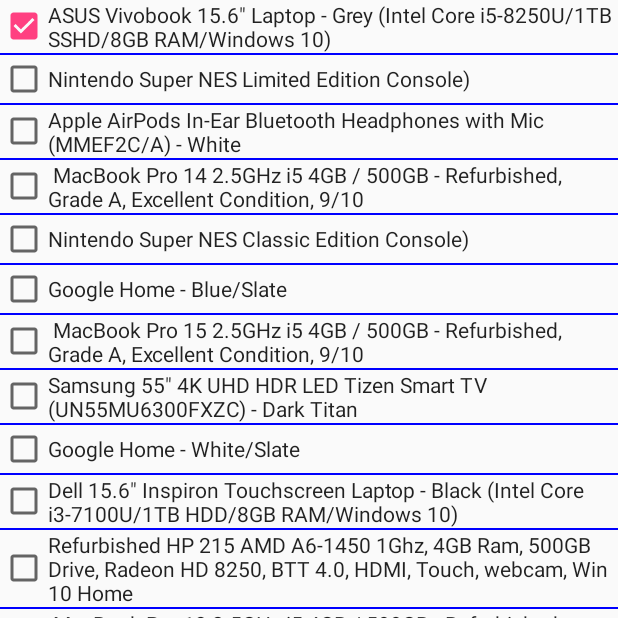
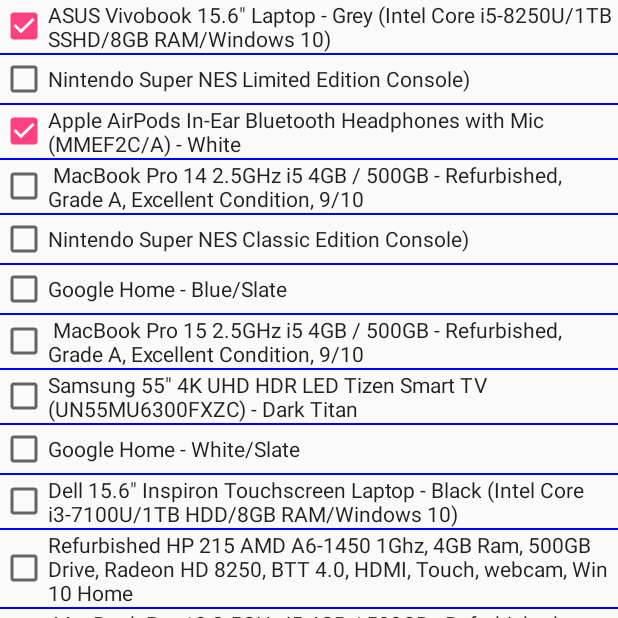
Before and after one commit to RickyRen1/BizHacks2018, an Android app: the SearchActivity screen opened directly, with no data from a screen before it, after a tap on an icon or button, on a phone screen of 412 x 824 dp, the top half of it. Run offline under Robolectric (Android 15) with nearby library versions, the phone set to English and light mode, and no system bars.

```diff
--- a/BizHacks2018/src/main/java/com/example/ricky/myapplication/SearchActivity.java
+++ b/BizHacks2018/src/main/java/com/example/ricky/myapplication/SearchActivity.java
@@ -174,14 +174,29 @@ public class SearchActivity extends AppCompatActivity {
         System.out.println("Creating arrayAdapter");
         ArrayAdapter<String> arrayAdapter = new ArrayAdapter<String>(this, R.layout.activity_listview, productList);
         System.out.println("Setting arrayAdapter to list");
+//        ArrayList<Item> items = itemList.getArrayItem();
         list.setAdapter(arrayAdapter);
         list.setItemsCanFocus(false);
         list.setChoiceMode(ListView.CHOICE_MODE_MULTIPLE);
+        for(int i=0; i<arrItemList.size(); i++) {
+            System.out.println(arrItemList.get(i));
+            System.out.println(arrItemList.get(i).getName() + " favourite = " + arrItemList.get(i).getFavourite());
+            if(arrItemList.get(i).getFavourite() == true) {
+                list.setItemChecked(i, true);
+            }
+        }
+//        list.setItemChecked(0, true);
+//        list.setItemChecked(1, true);
+//        list.setItemChecked(2, true);
         list.setOnItemClickListener(new AdapterView.OnItemClickListener() {
             @Override
             public void onItemClick(AdapterView list, View view, int position, long id) {
-                System.out.println(id);
-                System.out.println(productList.get((int) id));
+                //ArrayList<Item> items = itemList.getArrayItem();
+                System.out.println("item id is " + id);
+                System.out.println("item position is " + position);
+                System.out.println("item name is " + arrItemList.get((int)id).getName() + " using id");
+                System.out.println("item name is " + arrItemList.get(position).getName() + " using position");
+                arrItemList.get(position).setFavourite(!(arrItemList.get(position).getFavourite()));
 
             }
         });
```
